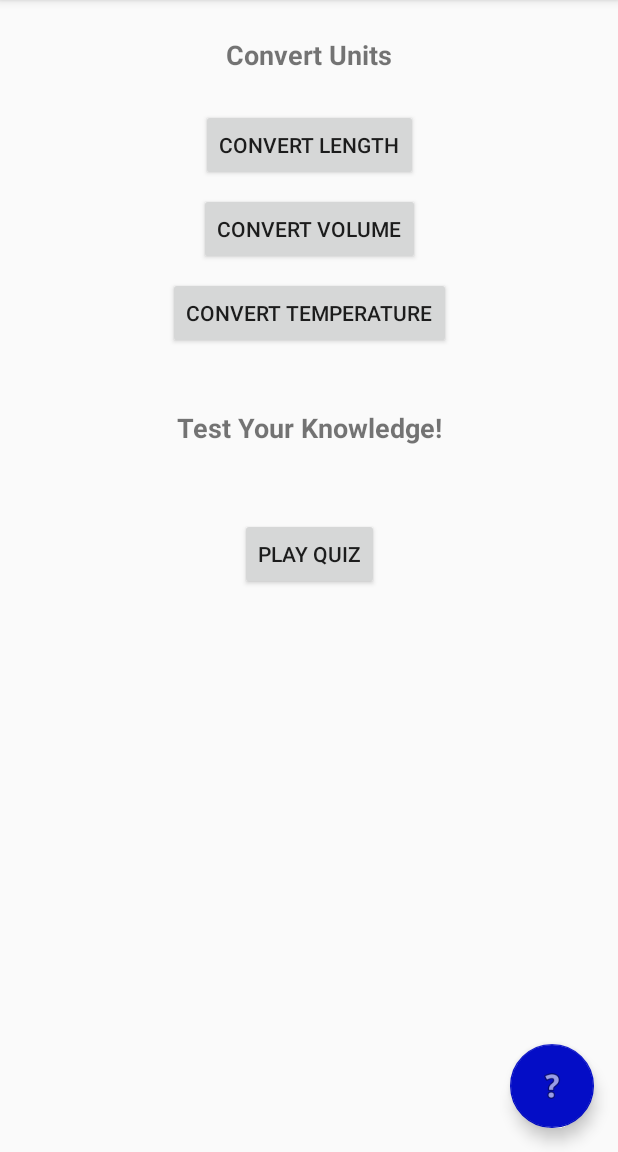
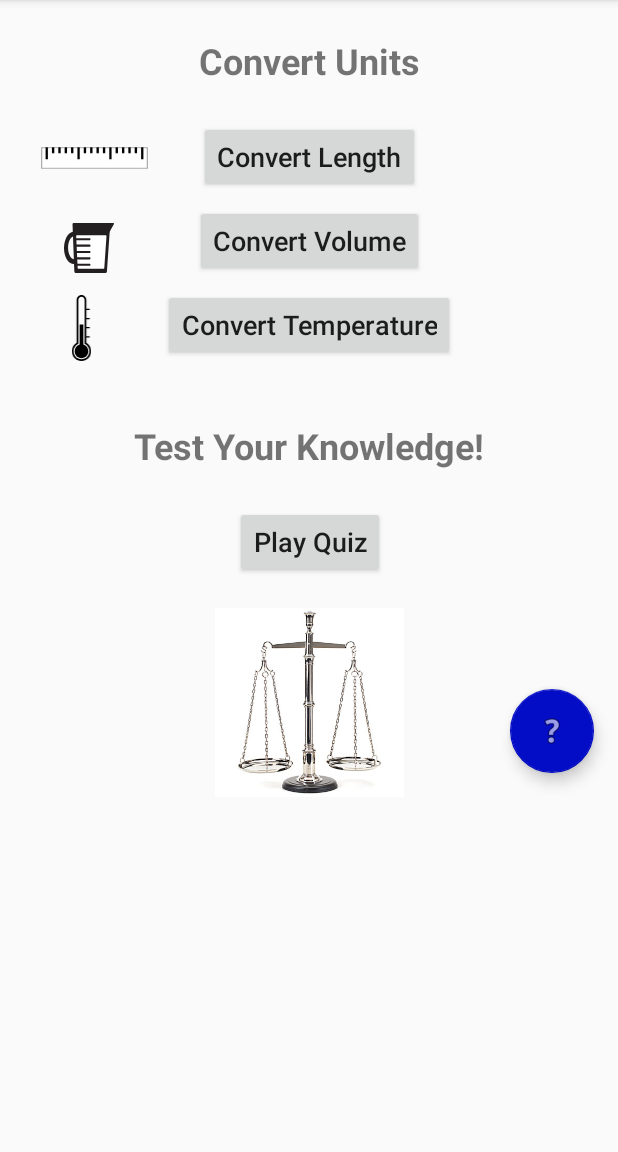
Before and after one commit to shawncheek/UnitConverter, an Android app: the screen it shows after launch (MainActivity), on a phone screen of 412 x 824 dp, the part 84-1236 px from its top. Run offline under Robolectric (Android 15) with nearby library versions, the phone set to English and light mode, and no system bars.

Commit message:
Added background images and vector icons.

```diff
--- a/app/build.gradle
+++ b/app/build.gradle
@@ -9,6 +9,7 @@ android {
         versionCode 1
         versionName "1.0"
         testInstrumentationRunner "android.support.test.runner.AndroidJUnitRunner"
+        android.defaultConfig.vectorDrawables.useSupportLibrary = true
     }
     buildTypes {
         release {
--- a/app/src/main/java/com/homework/unitconverter/ConvertLengthActivity.java
+++ b/app/src/main/java/com/homework/unitconverter/ConvertLengthActivity.java
@@ -1,6 +1,7 @@
 package com.homework.unitconverter;
 
 import android.graphics.Color;
+import android.graphics.drawable.Drawable;
 import android.os.Bundle;
 import android.support.design.widget.FloatingActionButton;
 import android.support.design.widget.Snackbar;
@@ -23,6 +24,9 @@ public class ConvertLengthActivity extends AppCompatActivity {
         setContentView(R.layout.activity_convert_length);
         Toolbar toolbar = findViewById(R.id.toolbar);
         setSupportActionBar(toolbar);
+
+        Drawable background = getResources().getDrawable(R.drawable.rulers);
+        background.setAlpha(50);
 
         FloatingActionButton fab = findViewById(R.id.fab);
         fab.setOnClickListener(new View.OnClickListener() {
--- a/app/src/main/java/com/homework/unitconverter/ConvertTempActivity.java
+++ b/app/src/main/java/com/homework/unitconverter/ConvertTempActivity.java
@@ -1,6 +1,7 @@
 package com.homework.unitconverter;
 
 import android.graphics.Color;
+import android.graphics.drawable.Drawable;
 import android.os.Bundle;
 import android.support.design.widget.FloatingActionButton;
 import android.support.design.widget.Snackbar;
@@ -23,6 +24,9 @@ public class ConvertTempActivity extends AppCompatActivity {
         setContentView(R.layout.activity_convert_temp);
         Toolbar toolbar = findViewById(R.id.toolbar);
         setSupportActionBar(toolbar);
+
+        Drawable background = getResources().getDrawable(R.drawable.thermometers);
+        background.setAlpha(50);
 
         final String help = "Select units to convert from and to from the drop-down menus " +
                 "and enter an temperature value to convert.";
--- a/app/src/main/java/com/homework/unitconverter/ConvertVolumeActivity.java
+++ b/app/src/main/java/com/homework/unitconverter/ConvertVolumeActivity.java
@@ -1,6 +1,7 @@
 package com.homework.unitconverter;
 
 import android.graphics.Color;
+import android.graphics.drawable.Drawable;
 import android.os.Bundle;
 import android.support.design.widget.FloatingActionButton;
 import android.support.design.widget.Snackbar;
@@ -23,6 +24,9 @@ public class ConvertVolumeActivity extends AppCompatActivity {
         setContentView(R.layout.activity_convert_volume);
         Toolbar toolbar = findViewById(R.id.toolbar);
         setSupportActionBar(toolbar);
+
+        Drawable background = getResources().getDrawable(R.drawable.beakers);
+        background.setAlpha(50);
 
         FloatingActionButton fab = findViewById(R.id.fab);
         fab.setOnClickListener(new View.OnClickListener() {
--- /dev/null
+++ b/app/src/main/res/drawable/ic_vector_cup.xml
@@ -0,0 +1,10 @@
+<vector android:height="24dp" android:viewportHeight="216.158"
+    android:viewportWidth="286.561" android:width="24dp" xmlns:android="http://schemas.android.com/apk/res/android">
+    <path android:fillColor="#231F20" android:pathData="m283.06,0h-228.39c-3.345,0 -5.948,2.701 -5.78,6.001l1.638,32.344c-2.637,0.393 -5.228,0.998 -7.734,1.802 -0.118,0.042 -0.248,0.084 -0.335,0.114 -13.339,4.428 -23.817,13.972 -30.942,25.597 -7.204,11.777 -11.273,26.053 -11.467,41.402l-0.05,3.87 0.088,-0.03c0.255,8.279 1.684,16.182 4.081,23.47 0.072,0.236 0.156,0.473 0.232,0.697 3.84,11.313 10.043,21.188 18.304,28.592 8.401,7.536 19.313,12.646 31.891,12.855l0.05,-2.744 -0.046,2.747c0.979,0.012 1.955,-0.007 2.93,-0.053l1.688,33.487c0.171,3.307 3.044,6.004 6.39,6.004h173.72c3.342,0 6.328,-2.693 6.63,-5.985l15.3,-166.36c0.305,-3.296 2.142,-8.188 4.085,-10.878l20.27,-28.047c1.95,-2.693 0.8,-4.895 -2.55,-4.895zM39.88,148.84c-5.406,-4.82 -10.188,-12.086 -13.156,-20.838 -0.061,-0.187 -0.129,-0.393 -0.202,-0.602l-2.641,0.838 2.641,-0.85c-2.146,-6.526 -3.33,-13.823 -3.235,-21.488v-0.02l0.003,-0.05v-0.026c0.126,-12.23 3.486,-23.249 8.485,-31.388 4.938,-8.081 11.259,-13.064 17.046,-14.974 0.084,-0.03 0.179,-0.062 0.267,-0.08 0.823,-0.271 1.643,-0.48 2.469,-0.644l4.93,97.478c-5.408,-0.19 -11.177,-2.51 -16.607,-7.35z"/>
+    <path android:fillColor="#FFFFFF" android:pathData="m239.03,52.477c2.719,0 4.739,2.216 4.49,4.923l-12.51,136c-0.25,2.708 -2.679,4.923 -5.397,4.923h-142.14c-2.718,0 -5.081,-2.221 -5.247,-4.934l-8.34,-135.98c-0.166,-2.713 1.922,-4.934 4.641,-4.934h164.51z"/>
+    <path android:fillColor="#231F20" android:pathData="m64.993,185.3c-2.686,0 -4.862,-2.152 -4.862,-4.801 0,-2.659 2.176,-4.809 4.862,-4.809h82.006c2.686,0 4.861,2.149 4.861,4.809 0,2.648 -2.176,4.801 -4.861,4.801h-82.007z"/>
+    <path android:fillColor="#231F20" android:pathData="m64.993,157.74c-2.686,0 -4.862,-2.152 -4.862,-4.809 0,-2.651 2.176,-4.801 4.862,-4.801h82.006c2.686,0 4.861,2.149 4.861,4.801 0,2.656 -2.176,4.809 -4.861,4.809h-82.007z"/>
+    <path android:fillColor="#231F20" android:pathData="m64.993,130.18c-2.686,0 -4.862,-2.152 -4.862,-4.805 0,-2.655 2.176,-4.805 4.862,-4.805h82.006c2.686,0 4.861,2.149 4.861,4.805 0,2.652 -2.176,4.805 -4.861,4.805h-82.007z"/>
+    <path android:fillColor="#231F20" android:pathData="m64.993,102.62c-2.686,0 -4.862,-2.152 -4.862,-4.805 0,-2.655 2.176,-4.804 4.862,-4.804h82.006c2.686,0 4.861,2.148 4.861,4.804 0,2.652 -2.176,4.805 -4.861,4.805h-82.007z"/>
+    <path android:fillColor="#231F20" android:pathData="m64.993,75.059c-2.686,0 -4.862,-2.156 -4.862,-4.808s2.176,-4.801 4.862,-4.801h82.006c2.686,0 4.861,2.148 4.861,4.801 0,2.651 -2.176,4.808 -4.861,4.808h-82.007z"/>
+</vector>
--- /dev/null
+++ b/app/src/main/res/drawable/ic_vector_ruler.xml
@@ -0,0 +1,54 @@
+<vector android:height="84dp" android:viewportHeight="83.753"
+    android:viewportWidth="399.72" android:width="400dp" xmlns:android="http://schemas.android.com/apk/res/android">
+    <path android:fillColor="#ffffff"
+        android:pathData="M2.743,2.735l394.24,0l0,78.267l-394.24,0z"
+        android:strokeColor="#000000" android:strokeWidth="1.5"/>
+    <path android:fillColor="#000000"
+        android:pathData="M17.289,1.711l8.372,0l0,44.604l-8.372,0z"
+        android:strokeColor="#000000" android:strokeWidth=".26172"/>
+    <path android:fillColor="#000000"
+        android:pathData="M64.696,1.619l8.702,0l0,22.171l-8.702,0z"
+        android:strokeColor="#000000" android:strokeWidth=".18812"/>
+    <path android:fillColor="#000000"
+        android:pathData="M40.912,1.619l8.702,0l0,22.171l-8.702,0z"
+        android:strokeColor="#000000" android:strokeWidth=".18812"/>
+    <path android:fillColor="#000000"
+        android:pathData="M88.479,1.619l8.702,0l0,22.171l-8.702,0z"
+        android:strokeColor="#000000" android:strokeWidth=".18812"/>
+    <path android:fillColor="#000000"
+        android:pathData="M112.25,1.619l8.702,0l0,22.171l-8.702,0z"
+        android:strokeColor="#000000" android:strokeWidth=".18812"/>
+    <path android:fillColor="#000000"
+        android:pathData="M136.217,1.711l8.372,0l0,44.604l-8.372,0z"
+        android:strokeColor="#000000" android:strokeWidth=".26172"/>
+    <path android:fillColor="#000000"
+        android:pathData="M183.615,1.619l8.702,0l0,22.171l-8.702,0z"
+        android:strokeColor="#000000" android:strokeWidth=".18812"/>
+    <path android:fillColor="#000000"
+        android:pathData="M159.826,1.619l8.702,0l0,22.171l-8.702,0z"
+        android:strokeColor="#000000" android:strokeWidth=".18812"/>
+    <path android:fillColor="#000000"
+        android:pathData="M207.403,1.619l8.702,0l0,22.171l-8.702,0z"
+        android:strokeColor="#000000" android:strokeWidth=".18812"/>
+    <path android:fillColor="#000000"
+        android:pathData="M231.191,1.619l8.702,0l0,22.171l-8.702,0z"
+        android:strokeColor="#000000" android:strokeWidth=".18812"/>
+    <path android:fillColor="#000000"
+        android:pathData="M255.114,1.711l8.372,0l0,44.604l-8.372,0z"
+        android:strokeColor="#000000" android:strokeWidth=".26172"/>
+    <path android:fillColor="#000000"
+        android:pathData="M302.556,1.619l8.702,0l0,22.171l-8.702,0z"
+        android:strokeColor="#000000" android:strokeWidth=".18812"/>
+    <path android:fillColor="#000000"
+        android:pathData="M278.768,1.619l8.702,0l0,22.171l-8.702,0z"
+        android:strokeColor="#000000" android:strokeWidth=".18812"/>
+    <path android:fillColor="#000000"
+        android:pathData="M326.344,1.619l8.702,0l0,22.171l-8.702,0z"
+        android:strokeColor="#000000" android:strokeWidth=".18812"/>
+    <path android:fillColor="#000000"
+        android:pathData="M350.088,1.619l8.702,0l0,22.171l-8.702,0z"
+        android:strokeColor="#000000" android:strokeWidth=".18812"/>
+    <path android:fillColor="#000000"
+        android:pathData="M374.055,1.711l8.372,0l0,44.604l-8.372,0z"
+        android:strokeColor="#000000" android:strokeWidth=".26172"/>
+</vector>
--- /dev/null
+++ b/app/src/main/res/drawable/ic_vector_thermometer.xml
@@ -0,0 +1,9 @@
+<vector xmlns:android="http://schemas.android.com/apk/res/android"
+    android:width="1218dp"
+    android:height="4118dp"
+    android:viewportWidth="1218"
+    android:viewportHeight="4118">
+  <path
+      android:pathData="m913,2981c182,105 304,302 304,527 0,336 -273,609 -609,609s-609,-273 -609,-609c0,-225 122,-422 304,-527v-2677c0,-167 137,-304 304,-304s304,137 304,304v556h209v28,11 39h-209v492h209v28,11 39h-209v492h209v28,11 39h-209v492h209v28,11 39h-209v336zM726,3094v-1257h-236v1257c-181,51 -313,217 -313,414 0,238 193,431 431,431s431,-193 431,-431c0,-197 -132,-363 -313,-414zM803,3044v-2740c0,-107 -88,-195 -195,-195s-195,88 -195,195v2740l-55,32c-154,89 -250,254 -250,433 0,276 224,499 499,499 276,0 499,-224 499,-499 0,-179 -95,-343 -250,-433l-55,-32z"
+      android:fillColor="#000000"/>
+</vector>
--- a/app/src/main/res/layout/activity_main.xml
+++ b/app/src/main/res/layout/activity_main.xml
@@ -1,13 +1,17 @@
 <?xml version="1.0" encoding="utf-8"?>
-<android.support.constraint.ConstraintLayout xmlns:android="http://schemas.android.com/apk/res/android"
+<ScrollView xmlns:android="http://schemas.android.com/apk/res/android"
     xmlns:app="http://schemas.android.com/apk/res-auto"
     xmlns:tools="http://schemas.android.com/tools"
     android:layout_width="match_parent"
     android:layout_height="match_parent"
     tools:context=".MainActivity">
 
+    <android.support.constraint.ConstraintLayout
+        android:layout_width="match_parent"
+        android:layout_height="wrap_content">
+
         <TextView
-        android:id="@+id/textView2"
+            android:id="@+id/convertUnitsLabel"
             android:layout_width="wrap_content"
             android:layout_height="wrap_content"
             android:layout_marginStart="8dp"
@@ -16,7 +20,7 @@
             android:layout_marginEnd="8dp"
             android:layout_marginRight="8dp"
             android:text="@string/convert_units"
-        android:textSize="18sp"
+            android:textSize="24sp"
             android:textStyle="bold"
             android:typeface="sans"
             app:fontFamily="sans-serif"
@@ -34,9 +38,11 @@
             android:layout_marginEnd="8dp"
             android:layout_marginRight="8dp"
             android:text="@string/convert_length"
+            android:textAllCaps="false"
+            android:textSize="18sp"
             app:layout_constraintEnd_toEndOf="parent"
             app:layout_constraintStart_toStartOf="parent"
-        app:layout_constraintTop_toBottomOf="@+id/textView2" />
+            app:layout_constraintTop_toBottomOf="@+id/convertUnitsLabel" />
 
         <Button
             android:id="@+id/buttonConvertVolume"
@@ -48,6 +54,8 @@
             android:layout_marginEnd="8dp"
             android:layout_marginRight="8dp"
             android:text="@string/convert_volume"
+            android:textAllCaps="false"
+            android:textSize="18sp"
             app:layout_constraintEnd_toEndOf="parent"
             app:layout_constraintStart_toStartOf="parent"
             app:layout_constraintTop_toBottomOf="@+id/buttonConvertLength" />
@@ -62,12 +70,14 @@
             android:layout_marginEnd="8dp"
             android:layout_marginRight="8dp"
             android:text="@string/convert_temperature"
+            android:textAllCaps="false"
+            android:textSize="18sp"
             app:layout_constraintEnd_toEndOf="parent"
             app:layout_constraintStart_toStartOf="parent"
             app:layout_constraintTop_toBottomOf="@+id/buttonConvertVolume" />
 
         <TextView
-        android:id="@+id/textView3"
+            android:id="@+id/testKnowledgeLabel"
             android:layout_width="wrap_content"
             android:layout_height="wrap_content"
             android:layout_marginStart="8dp"
@@ -76,7 +86,7 @@
             android:layout_marginEnd="8dp"
             android:layout_marginRight="8dp"
             android:text="@string/test_your_knowledge"
-        android:textSize="18sp"
+            android:textSize="24sp"
             android:textStyle="bold"
             android:typeface="sans"
             app:fontFamily="sans-serif"
@@ -95,11 +105,14 @@
             android:layout_marginRight="8dp"
             android:layout_marginBottom="8dp"
             android:text="@string/play_quiz"
+            android:textAllCaps="false"
+            android:textSize="18sp"
             app:layout_constraintBottom_toBottomOf="parent"
             app:layout_constraintEnd_toEndOf="parent"
+            app:layout_constraintHorizontal_bias="0.502"
             app:layout_constraintStart_toStartOf="parent"
-        app:layout_constraintTop_toBottomOf="@+id/textView3"
-        app:layout_constraintVertical_bias="0.061" />
+            app:layout_constraintTop_toBottomOf="@+id/testKnowledgeLabel"
+            app:layout_constraintVertical_bias="0.0" />
 
         <android.support.design.widget.FloatingActionButton
             android:id="@+id/floatingActionButton"
@@ -114,4 +127,70 @@
             app:layout_constraintBottom_toBottomOf="parent"
             app:layout_constraintEnd_toEndOf="parent"
             app:srcCompat="@android:drawable/ic_menu_help" />
+
+        <ImageView
+            android:id="@+id/lenIcon"
+            android:layout_width="71dp"
+            android:layout_height="49dp"
+            android:layout_marginStart="8dp"
+            android:layout_marginLeft="8dp"
+            android:layout_marginTop="24dp"
+            android:layout_marginEnd="8dp"
+            android:layout_marginRight="8dp"
+            android:contentDescription="@string/ruler"
+            app:layout_constraintEnd_toStartOf="@+id/buttonConvertLength"
+            app:layout_constraintHorizontal_bias="0.421"
+            app:layout_constraintStart_toStartOf="parent"
+            app:layout_constraintTop_toBottomOf="@+id/convertUnitsLabel"
+            app:srcCompat="@drawable/ic_vector_ruler" />
+
+        <ImageView
+            android:id="@+id/volIcon"
+            android:layout_width="36dp"
+            android:layout_height="33dp"
+            android:layout_marginStart="8dp"
+            android:layout_marginLeft="8dp"
+            android:layout_marginTop="20dp"
+            android:layout_marginEnd="8dp"
+            android:layout_marginRight="8dp"
+            android:contentDescription="@string/measuring_cup"
+            app:layout_constraintEnd_toStartOf="@+id/buttonConvertVolume"
+            app:layout_constraintHorizontal_bias="0.431"
+            app:layout_constraintStart_toStartOf="parent"
+            app:layout_constraintTop_toBottomOf="@+id/buttonConvertLength"
+            app:srcCompat="@drawable/ic_vector_cup" />
+
+        <ImageView
+            android:id="@+id/tempIcon"
+            android:layout_width="50dp"
+            android:layout_height="44dp"
+            android:layout_marginStart="8dp"
+            android:layout_marginLeft="8dp"
+            android:layout_marginTop="12dp"
+            android:layout_marginEnd="8dp"
+            android:layout_marginRight="8dp"
+            app:layout_constraintEnd_toStartOf="@+id/buttonConvertTemp"
+            app:layout_constraintStart_toStartOf="parent"
+            app:layout_constraintTop_toBottomOf="@+id/buttonConvertVolume"
+            app:srcCompat="@drawable/ic_vector_thermometer"
+            android:contentDescription="@string/thermometer" />
+
+        <ImageView
+            android:id="@+id/scaleImage"
+            android:layout_width="179dp"
+            android:layout_height="126dp"
+            android:layout_marginStart="8dp"
+            android:layout_marginLeft="8dp"
+            android:layout_marginTop="20dp"
+            android:layout_marginEnd="8dp"
+            android:layout_marginRight="8dp"
+            app:layout_constraintEnd_toEndOf="parent"
+            app:layout_constraintHorizontal_bias="0.503"
+            app:layout_constraintStart_toStartOf="parent"
+            app:layout_constraintTop_toBottomOf="@+id/buttonPlayQuiz"
+            app:srcCompat="@drawable/scale"
+            android:contentDescription="@string/scale" />
+
     </android.support.constraint.ConstraintLayout>
+
+</ScrollView>
--- a/app/src/main/res/layout/content_convert_length.xml
+++ b/app/src/main/res/layout/content_convert_length.xml
@@ -4,6 +4,7 @@
     xmlns:tools="http://schemas.android.com/tools"
     android:layout_width="match_parent"
     android:layout_height="match_parent"
+    android:background="@drawable/rulers"
     app:layout_behavior="@string/appbar_scrolling_view_behavior"
     tools:context=".ConvertLengthActivity"
     tools:showIn="@layout/activity_convert_length">
--- a/app/src/main/res/layout/content_convert_temp.xml
+++ b/app/src/main/res/layout/content_convert_temp.xml
@@ -4,6 +4,7 @@
     xmlns:tools="http://schemas.android.com/tools"
     android:layout_width="match_parent"
     android:layout_height="match_parent"
+    android:background="@drawable/thermometers"
     app:layout_behavior="@string/appbar_scrolling_view_behavior"
     tools:context=".ConvertTempActivity"
     tools:showIn="@layout/activity_convert_temp">
--- a/app/src/main/res/layout/content_convert_volume.xml
+++ b/app/src/main/res/layout/content_convert_volume.xml
@@ -4,6 +4,7 @@
     xmlns:tools="http://schemas.android.com/tools"
     android:layout_width="match_parent"
     android:layout_height="match_parent"
+    android:background="@drawable/beakers"
     app:layout_behavior="@string/appbar_scrolling_view_behavior"
     tools:context=".ConvertVolumeActivity"
     tools:showIn="@layout/activity_convert_volume">
--- a/app/src/main/res/values/strings.xml
+++ b/app/src/main/res/values/strings.xml
@@ -11,6 +11,10 @@
     <string name="convert">Convert</string>
     <string name="you_shouldn_t_see_this">You shouldn\'t see this.</string>
     <string name="value">Value</string>
+    <string name="ruler">ruler</string>
+    <string name="measuring_cup">measuring cup</string>
+    <string name="thermometer">thermometer</string>
+    <string name="scale">scale</string>
     <string-array name="tempUnits">
         <item>Fahrenheit</item>
         <item>Celsius</item>
```
Also changed, not shown: app/src/main/res/drawable/beakers.jpg (added), app/src/main/res/drawable/rulers.jpg (added), app/src/main/res/drawable/scale.jpg (added), app/src/main/res/drawable/thermometers.jpg (added). Lines whose indentation alone changed are shown as unchanged.
